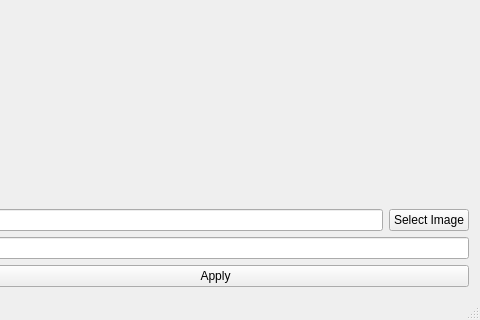
The window that mainwindow.ui (yvznvr/ImageProcessing) describes before a commit, drawn with Qt 5; both pictures show x 562 to 1042 and y 313 to 633 of the 1042 by 633 pixel window.
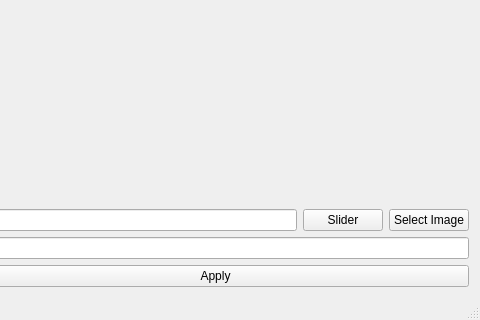
The same window after the commit.

Diff of the .ui file:
```diff
--- a/mainwindow.ui
+++ b/mainwindow.ui
@@ -65,6 +65,13 @@
           </property>
          </widget>
         </item>
+        <item>
+         <widget class="QPushButton" name="leftButton">
+          <property name="text">
+           <string>Slider</string>
+          </property>
+         </widget>
+        </item>
         <item>
          <widget class="QPushButton" name="imageButton">
           <property name="text">
```
Left out of the diff: 10 changed lines with no effect on the pictures.
